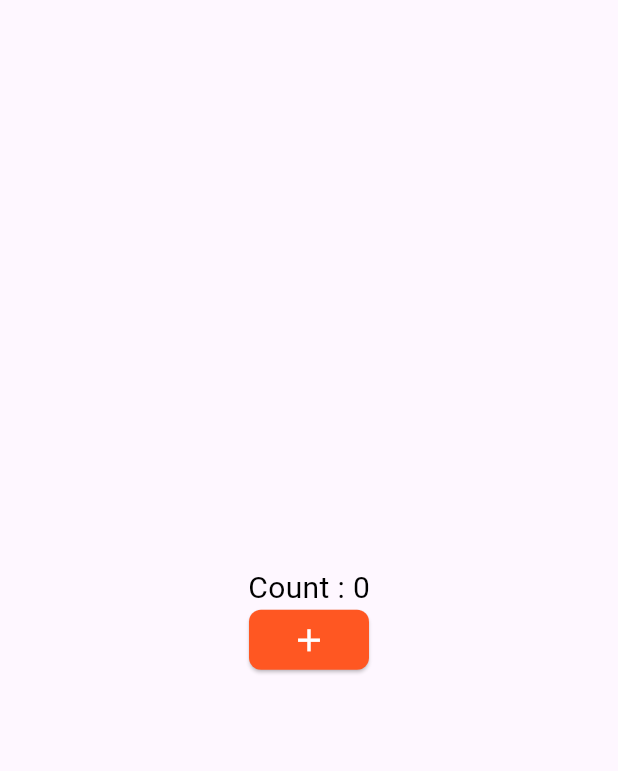
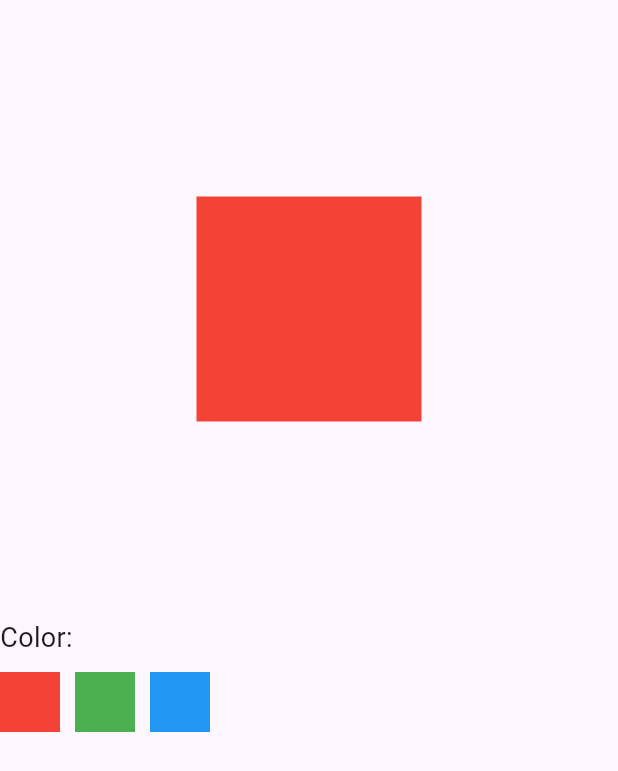
Before and after one commit to kaomeyly/state_management_flutter, a Flutter app: the screen it shows after launch, on a phone screen of 412 x 824 dp. Shown: the top 771 px of the screen. Run offline on Flutter 3.47's test engine with Material 3 defaults, Android fonts, the phone set to English and light mode, and no system bars; our stand-ins replace get.

Commit message:
practice one

```diff
--- a/lib/main.dart
+++ b/lib/main.dart
@@ -1,5 +1,5 @@
 import 'package:flutter/material.dart';
-import 'package:flutter_level_2/screens/homescreen/homescreen.dart';
+import 'package:flutter_level_2/practice/practice_one.dart';
 
 void main() {
   runApp(const MainApp());
@@ -10,7 +10,6 @@ class MainApp extends StatelessWidget {
 
   @override
   Widget build(BuildContext context) {
-
-    return const MaterialApp(home: Homescreen());
+    return const MaterialApp(home: PracticeOne());
   }
 }
--- /dev/null
+++ b/lib/practice/practice_controller_one.dart
@@ -0,0 +1,5 @@
+import 'package:get/get.dart';
+
+class PracticeControllerOne extends GetxController{
+  var selectedColor = "red".obs;
+}
--- /dev/null
+++ b/lib/practice/practice_one.dart
@@ -0,0 +1,69 @@
+import 'package:flutter/material.dart';
+import 'package:flutter_level_2/practice/practice_controller_one.dart';
+import 'package:get/get_state_manager/src/rx_flutter/rx_obx_widget.dart';
+
+class PracticeOne extends StatefulWidget {
+  const PracticeOne({super.key});
+
+  @override
+  State<PracticeOne> createState() => _PracticeOneState();
+}
+
+class _PracticeOneState extends State<PracticeOne> {
+  var controller = PracticeControllerOne();
+  @override
+  Widget build(BuildContext context) {
+    return Scaffold(
+      body: Column(
+        children: [
+          Expanded(child: _buildbox()),
+          Expanded(child: _buildbtn()),
+        ],
+      ),
+    );
+  }
+
+  Widget _buildbox() {
+    return Obx(() {
+      var color = controller.selectedColor.value == "red"
+          ? Colors.red
+          : controller.selectedColor.value == "green"
+          ? Colors.green
+          : Colors.blue;
+      return Center(child: Container(width: 150, height: 150, color: color));
+    });
+  }
+
+  Widget _buildbtn() {
+    return Column(
+      spacing: 10,
+      crossAxisAlignment: CrossAxisAlignment.start,
+      children: [
+        Text("Color:", style: TextStyle(fontSize: 18)),
+        Row(
+          spacing: 10,
+          children: [
+            GestureDetector(
+              onTap: () {
+                controller.selectedColor.value = "red";
+              },
+              child: Container(width: 40, height: 40, color: Colors.red),
+            ),
+            GestureDetector(
+              onTap: () {
+                controller.selectedColor.value = "green";
+              },
+              child: Container(width: 40, height: 40, color: Colors.green),
+            ),
+            GestureDetector(
+              onTap: () {
+                controller.selectedColor.value = "blue";
+              },
+              child: Container(width: 40, height: 40, color: Colors.blue),
+            ),
+          ],
+        ),
+      ],
+    );
+  }
+}
```
